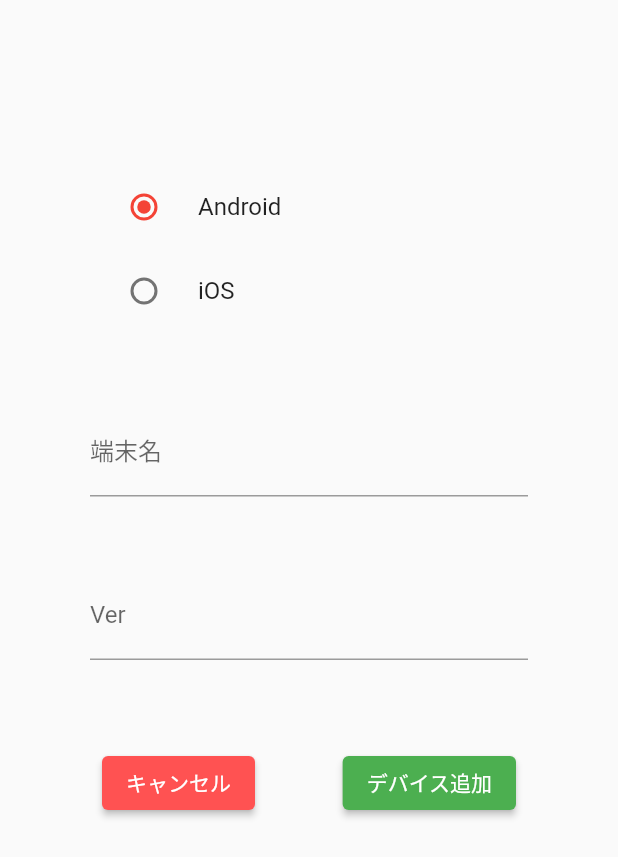
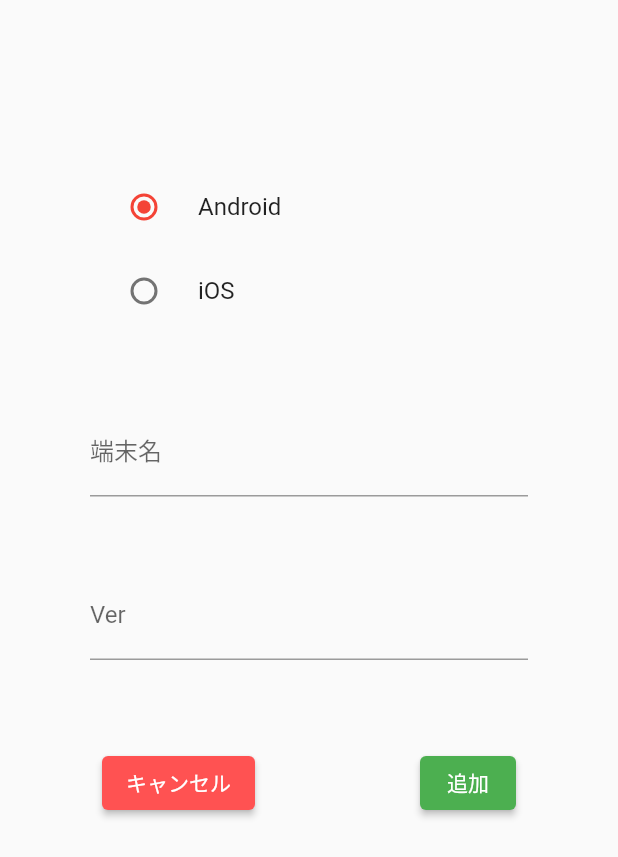
Before and after one commit to Forest-River-Tiger/devices, a Flutter app: the AddDevicePage screen opened directly, on a phone screen of 412 x 824 dp. Shown: the top 857 px of the screen. Run offline on Flutter 3.47's test engine with Material 2 defaults, Android fonts, the phone set to English and light mode, and no system bars.

Commit message:
ボタンタイトル変更

```diff
--- a/lib/src/screens/add_device.dart
+++ b/lib/src/screens/add_device.dart
@@ -75,7 +75,7 @@ class _State extends State<AddDevicePage> {
                     ),
                     ElevatedButton(
                       onPressed: () => {},
-                      child: Text('デバイス追加'),
+                      child: Text('追加'),
                       style: ButtonStyle(
                         backgroundColor:
                             MaterialStateProperty.all<Color>(Colors.green),
```
